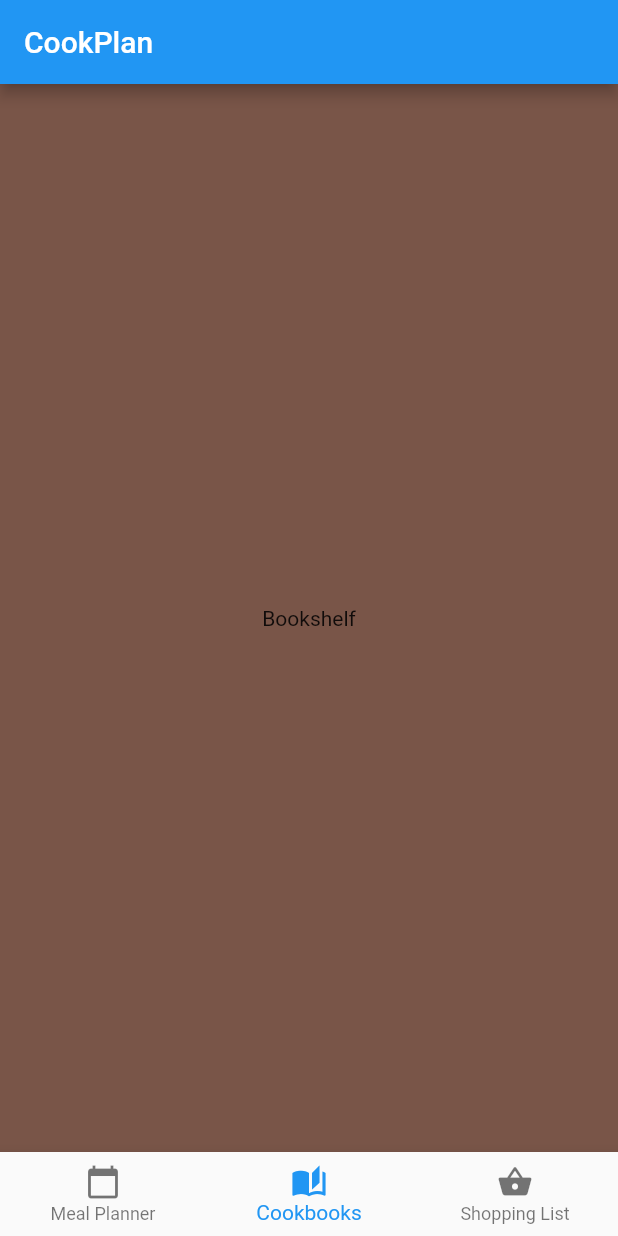
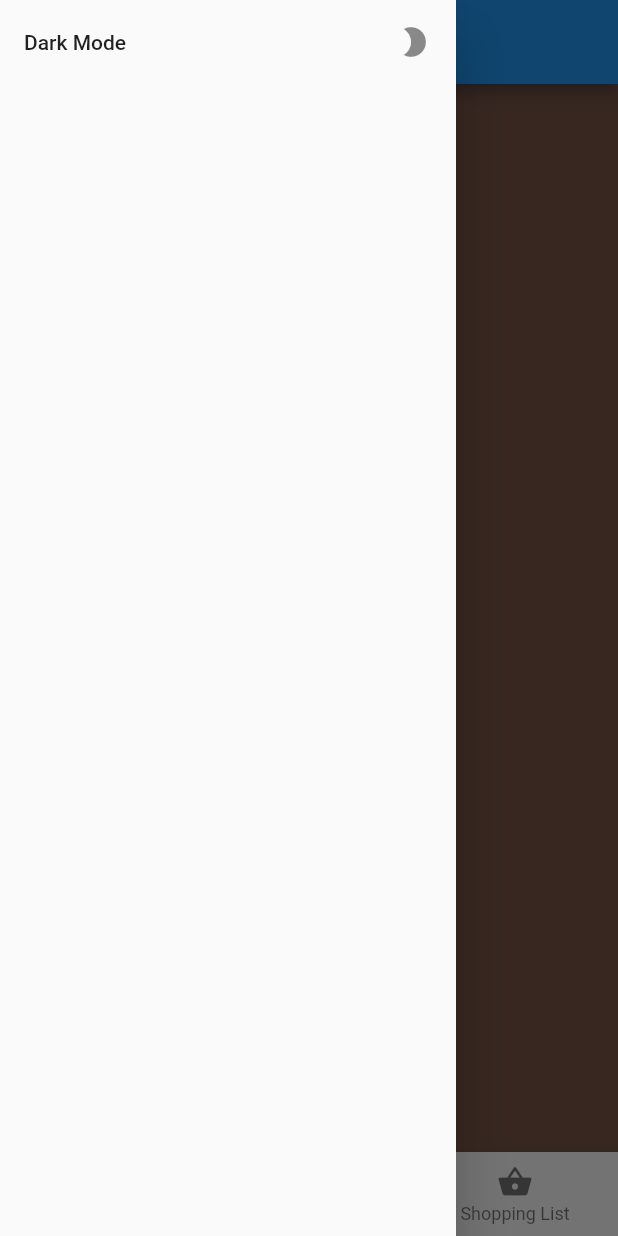
Before and after one commit to Leebecky/Cook.Plan.Shop, a Flutter app: the screen it shows after launch, with the side drawer open (before the commit the screen has no drawer), on a phone screen of 412 x 824 dp. Run offline on Flutter 3.47's test engine with Material 2 defaults, Android fonts, the phone set to English and light mode, and no system bars; our stand-ins replace get.

Commit message:
Added Side Menu
- You can now swap between dark and light mode

```diff
--- a/lib/Screens/navigations.dart
+++ b/lib/Screens/navigations.dart
@@ -1,4 +1,5 @@
 import 'package:flutter/material.dart';
+import 'package:get/get.dart';
 import './planner.dart';
 import './shopping_list.dart';
 import './bookshelf.dart';
@@ -24,6 +25,7 @@ class _NavigationsState extends State<Navigations> {
         appBar: AppBar(
           title: Text("CookPlan"),
         ),
+        drawer: sideMenu(),
         body: _pages[_currentIndex],
         bottomNavigationBar: BottomNavigationBar(
           items: [
@@ -41,3 +43,20 @@ class _NavigationsState extends State<Navigations> {
         ));
   }
 }
+
+Widget sideMenu() {
+  return Drawer(
+    child: ListView(
+      children: [
+        ListTile(
+            title: (Get.isDarkMode) ? Text("Light Mode") : Text("Dark Mode"),
+            trailing: (Get.isDarkMode)
+                ? Icon(Icons.brightness_5)
+                : Icon(Icons.brightness_2),
+            onTap: () => Get.changeTheme(
+                  Get.isDarkMode ? ThemeData.light() : ThemeData.dark(),
+                ))
+      ],
+    ),
+  );
+}
--- a/lib/main.dart
+++ b/lib/main.dart
@@ -15,6 +15,7 @@ class MyApp extends StatelessWidget {
       theme: ThemeData(
         primarySwatch: Colors.blue,
       ),
+      darkTheme: ThemeData(primarySwatch: Colors.teal),
       routes: {
         "/": (context) => Navigations(),
       },
```
